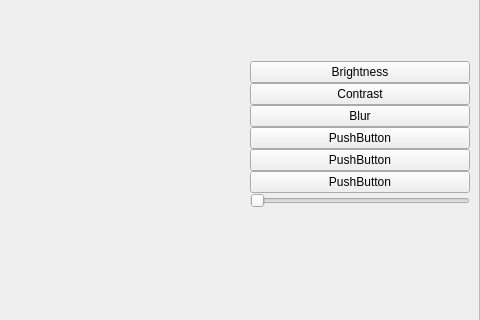
Qt form UI/main.ui (sarimbinwaseem/Visca-Image-Editor) before a commit; both pictures show x 723 to 1203 and y 183 to 503 of the 1203 by 616 pixel window.
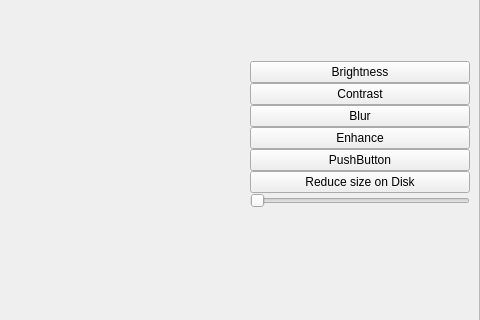
The same form after that commit.

Commit message: Enhance fnction working

```diff
--- a/UI/main.ui
+++ b/UI/main.ui
@@ -196,7 +196,7 @@
                 <cursorShape>PointingHandCursor</cursorShape>
                </property>
                <property name="text">
-                <string>PushButton</string>
+                <string>Enhance</string>
                </property>
               </widget>
              </item>
@@ -216,7 +216,7 @@
                 <cursorShape>PointingHandCursor</cursorShape>
                </property>
                <property name="text">
-                <string>PushButton</string>
+                <string>Reduce size on Disk</string>
                </property>
               </widget>
              </item>
```
Left out of the diff: 13 changed lines with no effect on the pictures. The commit also changes 2 other files.
